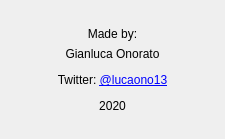
Old version of the form aboutD.ui in the repository lucaono13/Board-Game-Info-Grabber.
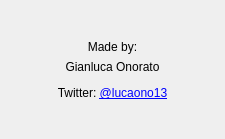
New version of the form.

Commit message: Added ability to add to imported .csv file

```diff
--- a/aboutD.ui
+++ b/aboutD.ui
@@ -50,7 +50,7 @@
       </font>
      </property>
      <property name="text">
-      <string>&lt;html&gt;&lt;head/&gt;&lt;body&gt;&lt;p&gt;Gianluca Onorato&lt;/p&gt;&lt;p&gt;Twitter: &lt;a href=&quot;https://twitter.com/lucaono13&quot;&gt;&lt;span style=&quot; text-decoration: underline; color:#0000ff;&quot;&gt;@lucaono13&lt;/span&gt;&lt;/a&gt;&lt;/p&gt;&lt;p&gt;2020&lt;/p&gt;&lt;/body&gt;&lt;/html&gt;</string>
+      <string>&lt;html&gt;&lt;head/&gt;&lt;body&gt;&lt;p&gt;Gianluca Onorato&lt;/p&gt;&lt;p&gt;Twitter: &lt;a href=&quot;https://twitter.com/lucaono13&quot;&gt;&lt;span style=&quot; text-decoration: underline; color:#0000ff;&quot;&gt;@lucaono13&lt;/span&gt;&lt;/a&gt;&lt;/p&gt;&lt;/body&gt;&lt;/html&gt;</string>
      </property>
      <property name="textFormat">
       <enum>Qt::RichText</enum>
```
The commit also changes 2 other files.
